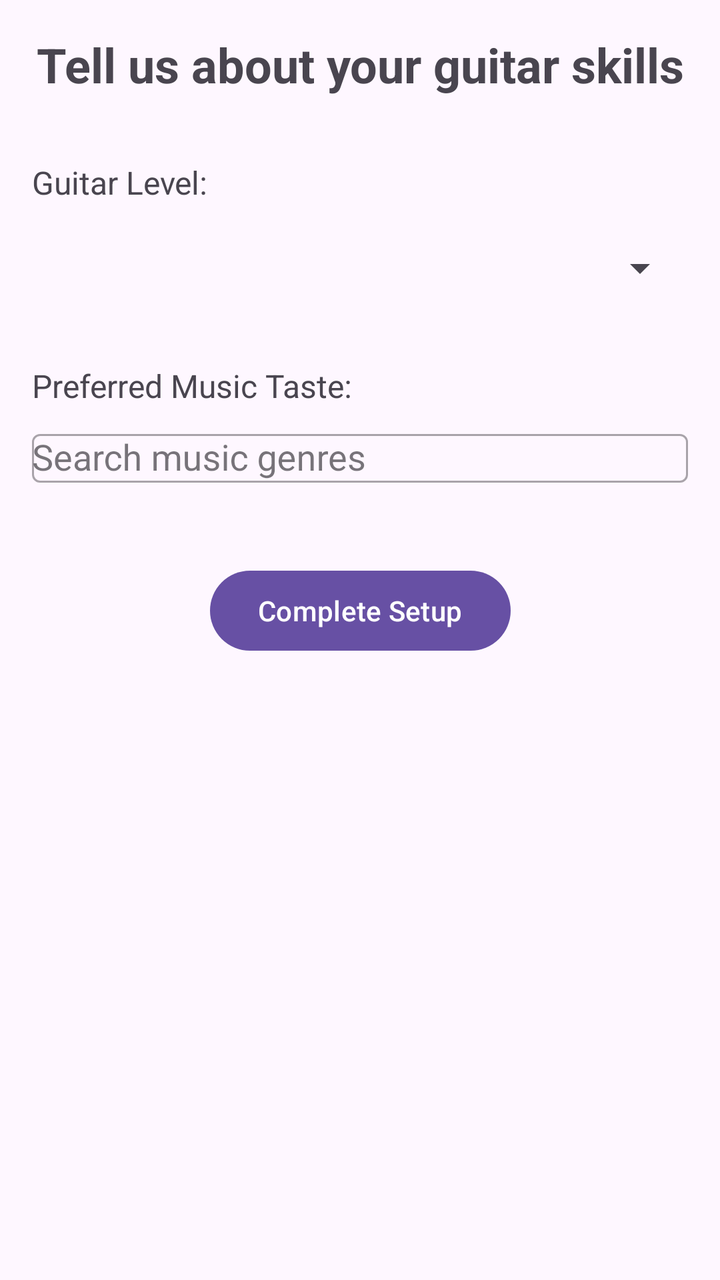
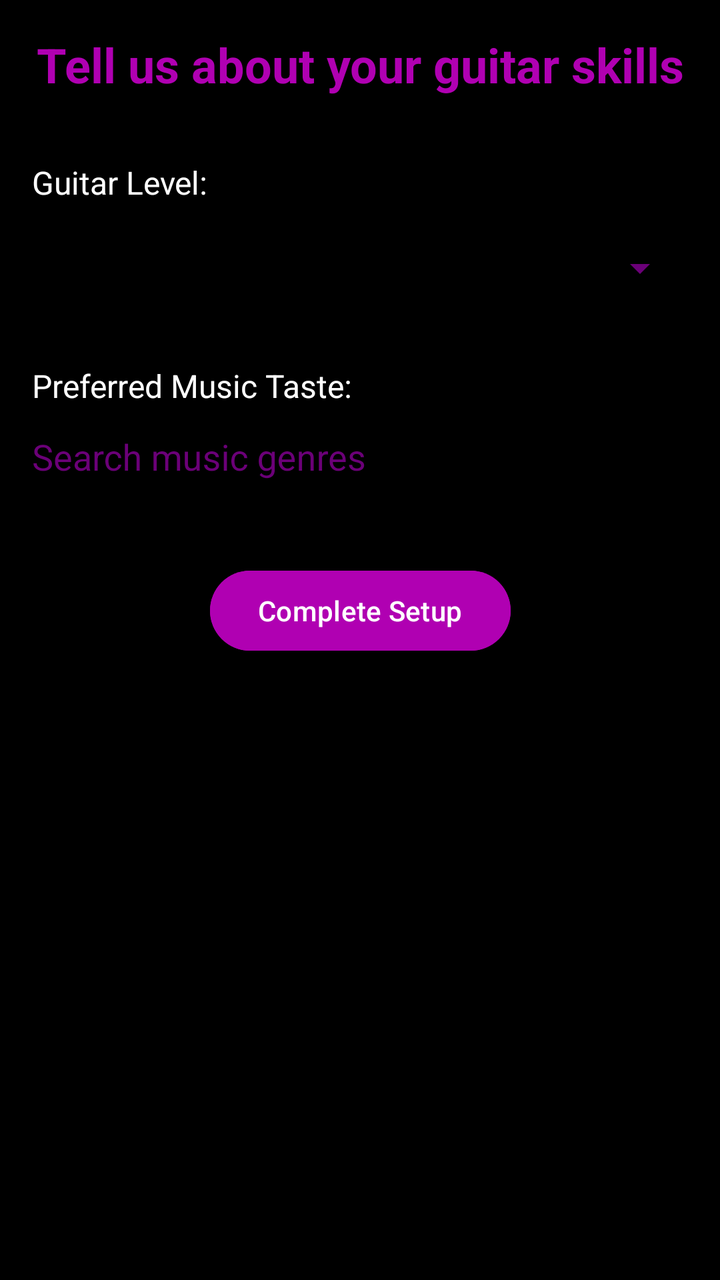

Screens rendered from an Android XML layout before and after an edit, with the pre-edit source and the edit as a unified diff.
<!-- AndroidManifest.xml: application theme Theme.GuitarHub -->
<!-- res/layout/activity_onboarding.xml -->
<?xml version="1.0" encoding="utf-8"?>
<androidx.constraintlayout.widget.ConstraintLayout xmlns:android="http://schemas.android.com/apk/res/android"
    xmlns:app="http://schemas.android.com/apk/res-auto"
    xmlns:tools="http://schemas.android.com/tools"
    android:layout_width="match_parent"
    android:layout_height="match_parent"
    android:padding="16dp"
    tools:context=".OnboardingActivity">

    <TextView
        android:id="@+id/tv_onboarding_title"
        android:layout_width="wrap_content"
        android:layout_height="wrap_content"
        android:text="Tell us about your guitar skills"
        android:textSize="24sp"
        android:textStyle="bold"
        android:gravity="center"
        app:layout_constraintEnd_toEndOf="parent"
        app:layout_constraintStart_toStartOf="parent"
        app:layout_constraintTop_toTopOf="parent"
        app:layout_constraintVertical_bias="0.2" />

    <TextView
        android:id="@+id/tv_level_label"
        android:layout_width="wrap_content"
        android:layout_height="wrap_content"
        android:text="Guitar Level:"
        android:textSize="16sp"
        android:layout_marginTop="32dp"
        app:layout_constraintStart_toStartOf="parent"
        app:layout_constraintTop_toBottomOf="@+id/tv_onboarding_title" />

    <Spinner
        android:id="@+id/spinner_guitar_level"
        android:layout_width="0dp"
        android:layout_height="wrap_content"
        android:layout_marginTop="8dp"
        android:minHeight="48dp"
        app:layout_constraintEnd_toEndOf="parent"
        app:layout_constraintStart_toStartOf="parent"
        app:layout_constraintTop_toBottomOf="@+id/tv_level_label" />

    <TextView
        android:id="@+id/tv_music_taste_label"
        android:layout_width="wrap_content"
        android:layout_height="wrap_content"
        android:text="Preferred Music Taste:"
        android:textSize="16sp"
        android:layout_marginTop="24dp"
        app:layout_constraintStart_toStartOf="parent"
        app:layout_constraintTop_toBottomOf="@+id/spinner_guitar_level" />

    <com.google.android.material.textfield.TextInputLayout
        android:id="@+id/til_search_music"
        android:layout_width="0dp"
        android:layout_height="wrap_content"
        android:layout_marginTop="8dp"
        android:hint="Search music genres"
        style="@style/Widget.MaterialComponents.TextInputLayout.OutlinedBox"
        app:layout_constraintEnd_toEndOf="parent"
        app:layout_constraintStart_toStartOf="parent"
        app:layout_constraintTop_toBottomOf="@+id/tv_music_taste_label">

        <AutoCompleteTextView
            android:id="@+id/actv_music_search"
            android:layout_width="match_parent"
            android:layout_height="wrap_content"
            android:inputType="text" />

    </com.google.android.material.textfield.TextInputLayout>

    <com.google.android.material.chip.ChipGroup
        android:id="@+id/chip_group_music_taste"
        android:layout_width="0dp"
        android:layout_height="wrap_content"
        android:layout_marginTop="8dp"
        app:singleSelection="false"
        app:layout_constraintEnd_toEndOf="parent"
        app:layout_constraintStart_toStartOf="parent"
        app:layout_constraintTop_toBottomOf="@+id/til_search_music" />

    <Button
        android:id="@+id/btn_finish_onboarding"
        android:layout_width="wrap_content"
        android:layout_height="wrap_content"
        android:text="Complete Setup"
        android:layout_marginTop="32dp"
        app:layout_constraintEnd_toEndOf="parent"
        app:layout_constraintStart_toStartOf="parent"
        app:layout_constraintTop_toBottomOf="@+id/chip_group_music_taste" />

</androidx.constraintlayout.widget.ConstraintLayout>
<!-- resources referenced by this layout -->
<resources>
  <style name="Theme.GuitarHub" parent="Base.Theme.GuitarHub" />
  <style name="Base.Theme.GuitarHub" parent="Theme.Material3.DayNight.NoActionBar">
          
          
      </style>
</resources>

<!-- the commit's change to res/layout/activity_onboarding.xml (unified diff, before → after) -->
@@ -5,6 +5,7 @@
     android:layout_width="match_parent"
     android:layout_height="match_parent"
     android:padding="16dp"
+    android:background="@color/black"
     tools:context=".OnboardingActivity">
 
     <TextView
@@ -12,6 +13,7 @@
         android:layout_width="wrap_content"
         android:layout_height="wrap_content"
         android:text="Tell us about your guitar skills"
+        android:textColor="@color/purple_accent"
         android:textSize="24sp"
         android:textStyle="bold"
         android:gravity="center"
@@ -25,6 +27,7 @@
         android:layout_width="wrap_content"
         android:layout_height="wrap_content"
         android:text="Guitar Level:"
+        android:textColor="@color/white"
         android:textSize="16sp"
         android:layout_marginTop="32dp"
         app:layout_constraintStart_toStartOf="parent"
@@ -35,6 +38,7 @@
         android:layout_width="0dp"
         android:layout_height="wrap_content"
         android:layout_marginTop="8dp"
+        android:backgroundTint="@color/purple_medium"
         android:minHeight="48dp"
         app:layout_constraintEnd_toEndOf="parent"
         app:layout_constraintStart_toStartOf="parent"
@@ -45,6 +49,7 @@
         android:layout_width="wrap_content"
         android:layout_height="wrap_content"
         android:text="Preferred Music Taste:"
+        android:textColor="@color/white"
         android:textSize="16sp"
         android:layout_marginTop="24dp"
         app:layout_constraintStart_toStartOf="parent"
@@ -56,7 +61,10 @@
         android:layout_height="wrap_content"
         android:layout_marginTop="8dp"
         android:hint="Search music genres"
+        android:textColorHint="@color/purple_medium"
         style="@style/Widget.MaterialComponents.TextInputLayout.OutlinedBox"
+        app:boxStrokeColor="@color/purple_medium"
+        app:hintTextColor="@color/purple_accent"
         app:layout_constraintEnd_toEndOf="parent"
         app:layout_constraintStart_toStartOf="parent"
         app:layout_constraintTop_toBottomOf="@+id/tv_music_taste_label">
@@ -65,6 +73,8 @@
             android:id="@+id/actv_music_search"
             android:layout_width="match_parent"
             android:layout_height="wrap_content"
+            android:backgroundTint="@color/purple_light"
+            android:textColor="@color/white"
             android:inputType="text" />
 
     </com.google.android.material.textfield.TextInputLayout>
@@ -84,6 +94,8 @@
         android:layout_width="wrap_content"
         android:layout_height="wrap_content"
         android:text="Complete Setup"
+        android:backgroundTint="@color/purple_accent"
+        android:textColor="@color/white"
         android:layout_marginTop="32dp"
         app:layout_constraintEnd_toEndOf="parent"
         app:layout_constraintStart_toStartOf="parent"
<!-- resource entries referenced after the edit -->
@@ -1,5 +1,10 @@
 <!-- resources referenced by this layout -->
 <resources>
+  <color name="black">#FF000000</color>
+  <color name="purple_accent">#b000b2</color>
+  <color name="purple_light">#93009c</color>
+  <color name="purple_medium">#6b0078</color>
+  <color name="white">#FFFFFFFF</color>
   <style name="Theme.GuitarHub" parent="Base.Theme.GuitarHub" />
   <style name="Base.Theme.GuitarHub" parent="Theme.Material3.DayNight.NoActionBar">
           
